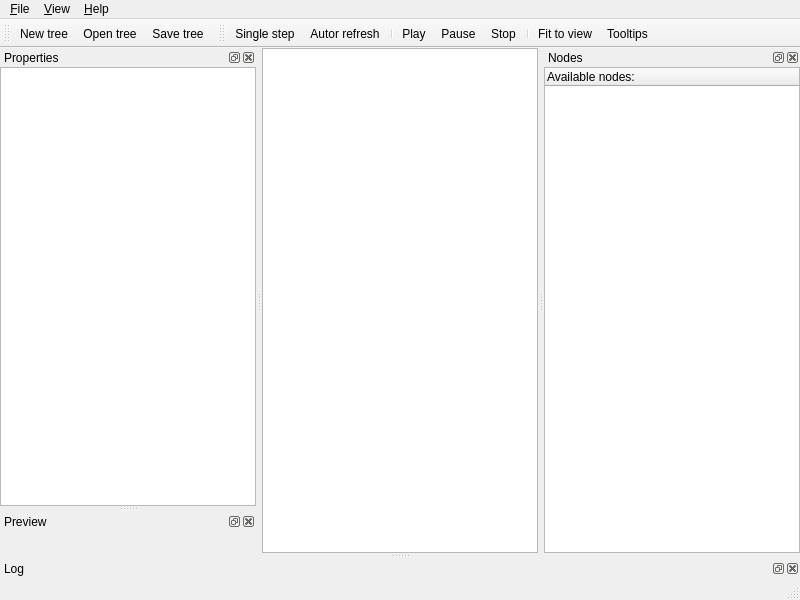
First picture: the form in UI/MainWindow.ui, repository k0zmo/mouve, before the edit.
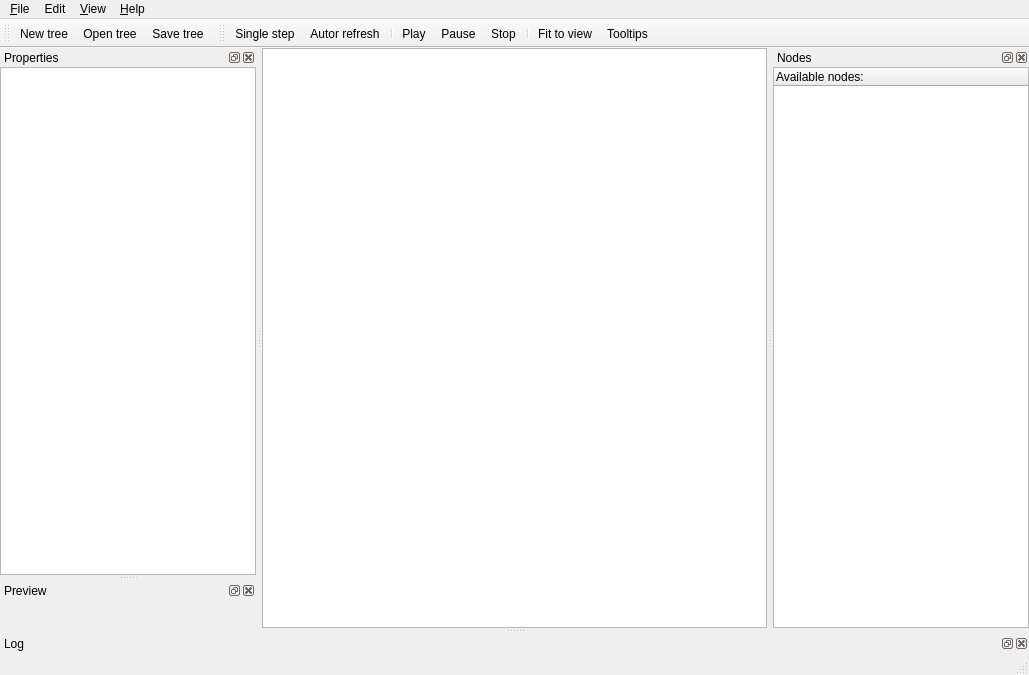
Second picture: the form after the edit. Icons and pictures are not drawn. Custom widgets are drawn as their Qt base class.

Commit message: added edit menu: tag selected nodes and remove all selected items from the scene

What changed in the file:
```diff
--- a/UI/MainWindow.ui
+++ b/UI/MainWindow.ui
@@ -6,8 +6,8 @@
    <rect>
     <x>0</x>
     <y>0</y>
-    <width>800</width>
-    <height>600</height>
+    <width>1029</width>
+    <height>675</height>
    </rect>
   </property>
   <property name="windowTitle">
@@ -40,7 +40,7 @@
     <rect>
      <x>0</x>
      <y>0</y>
-     <width>800</width>
+     <width>1029</width>
      <height>21</height>
     </rect>
    </property>
@@ -67,7 +67,15 @@
      <string>&amp;Help</string>
     </property>
    </widget>
+   <widget class="QMenu" name="menuEdit">
+    <property name="title">
+     <string>Edit</string>
+    </property>
+    <addaction name="actionTagNodes"/>
+    <addaction name="actionRemoveSelected"/>
+   </widget>
    <addaction name="menuFile"/>
+   <addaction name="menuEdit"/>
    <addaction name="menuView"/>
    <addaction name="menuHelp"/>
   </widget>
```
Left out of the diff: 24 changed lines with no effect on the pictures. The commit also changes 2 other files.
